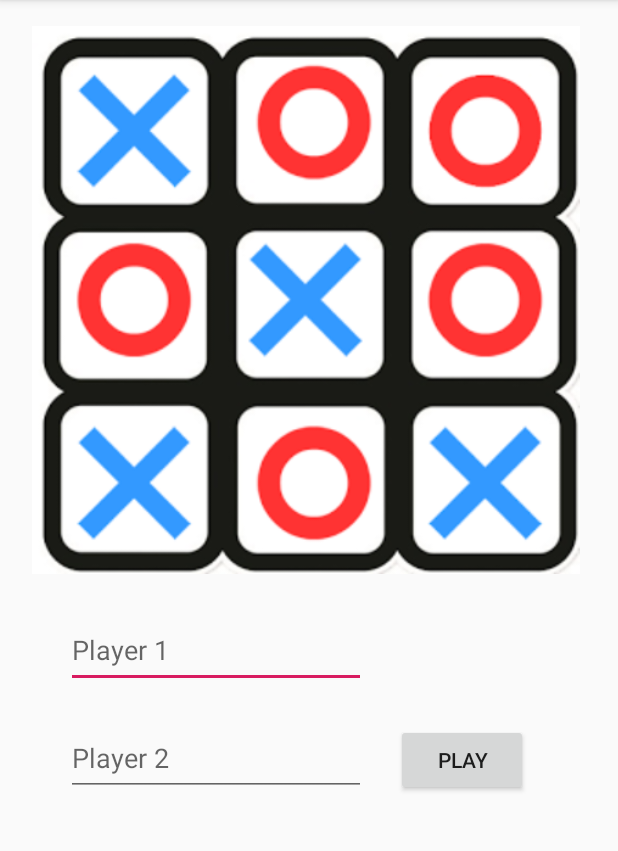
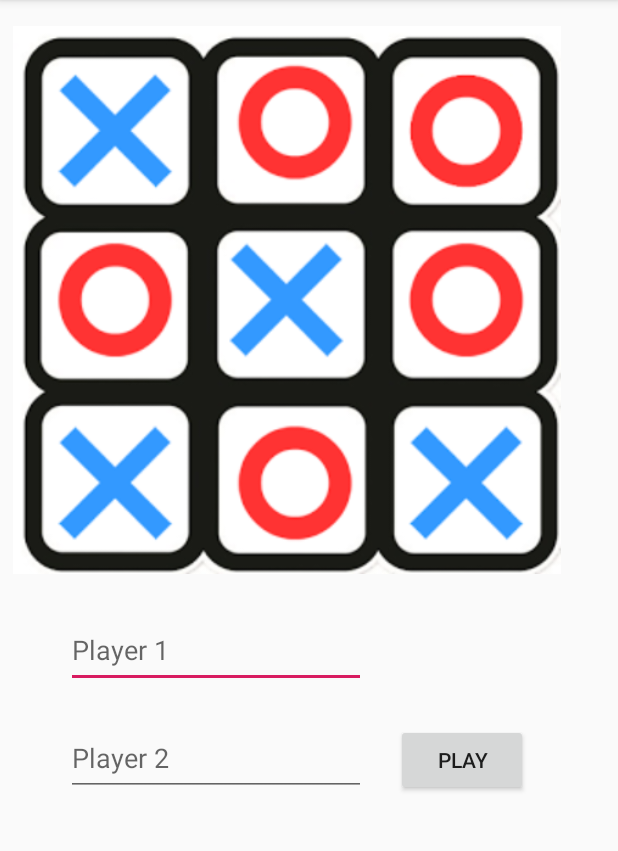
Before and after one commit to AnkitVerma8584/TicTacToe, an Android app: the screen it shows after launch (Start), on a phone screen of 412 x 824 dp, the part 84-935 px from its top. Run offline under Robolectric (Android 15) with nearby library versions, the phone set to English and light mode, and no system bars.

Commit message:
A small tic tac game.

```diff
--- a/app/src/main/java/com/example/tictac/Start.java
+++ b/app/src/main/java/com/example/tictac/Start.java
@@ -28,7 +28,7 @@ public class Start extends AppCompatActivity {
                 pl2=p2.getText().toString().trim();
                 if(pl1.equals("")||pl2.equals(""))
                 {
-                    Toast.makeText(getApplicationContext(),"Enter Player names",Toast.LENGTH_LONG).show();
+                    Toast.makeText(getApplicationContext(),"Enter Player names ",Toast.LENGTH_LONG).show();
                 }
                 else
                 {
--- a/app/src/main/res/layout/activity_start.xml
+++ b/app/src/main/res/layout/activity_start.xml
@@ -12,7 +12,7 @@
         android:layout_height="365dp"
         app:layout_constraintBottom_toBottomOf="parent"
         app:layout_constraintEnd_toEndOf="parent"
-        app:layout_constraintHorizontal_bias="0.432"
+        app:layout_constraintHorizontal_bias="0.108"
         app:layout_constraintStart_toStartOf="parent"
         app:layout_constraintTop_toTopOf="parent"
         app:layout_constraintVertical_bias="0.043"
```
